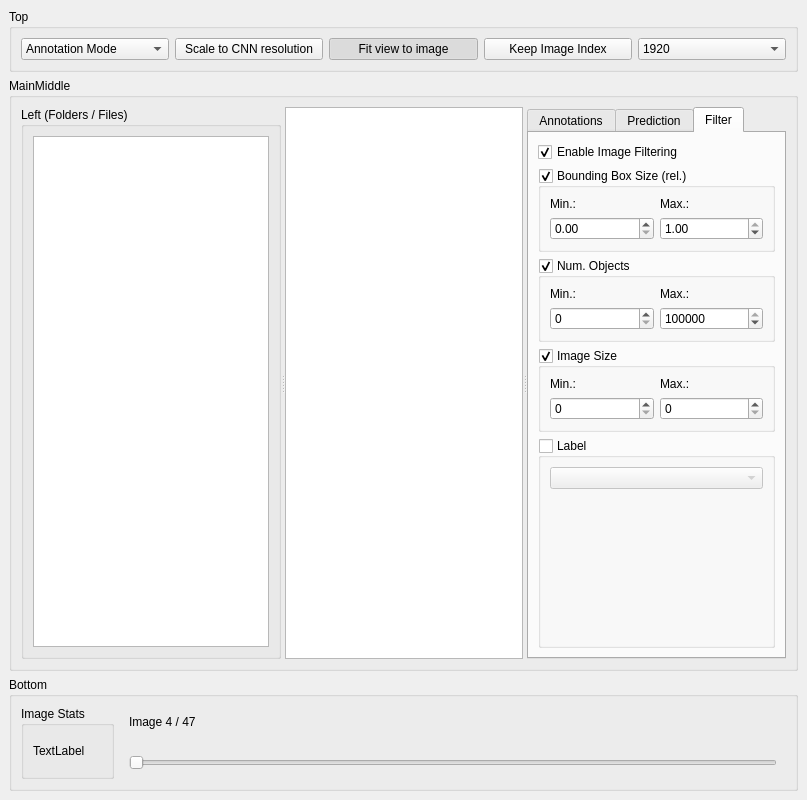
j-kallwies/yolo_annotator, file src/mainwindow.ui: the form before one commit.
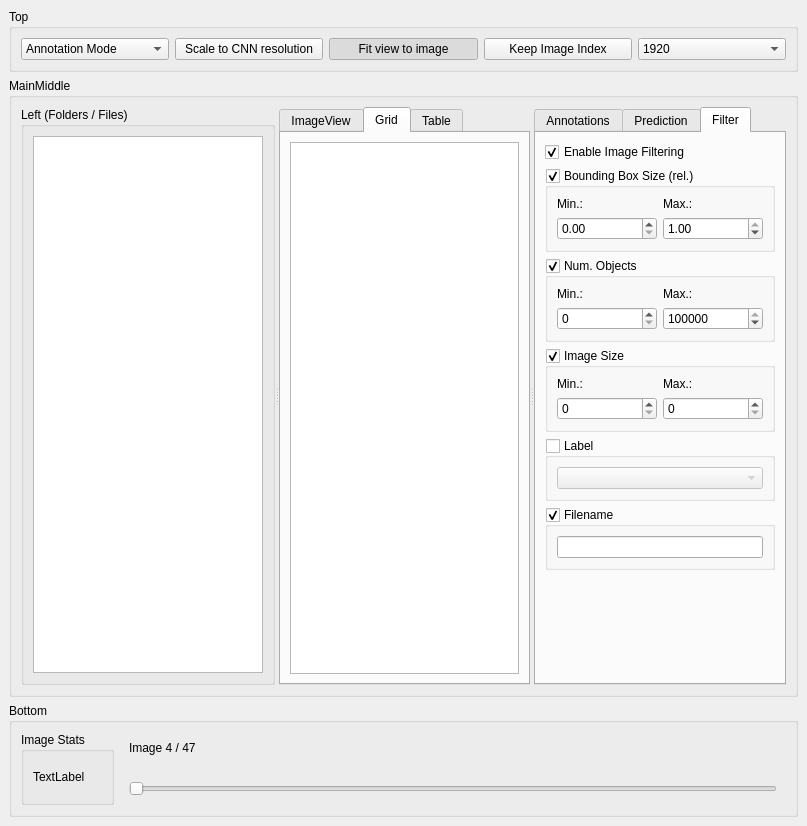
The form after the commit. Custom widgets are drawn as their Qt base class.

Commit message: Rework to a model-view-based approach for loading, filtering and showing images

```diff
--- a/src/mainwindow.ui
+++ b/src/mainwindow.ui
@@ -7,7 +7,7 @@
     <x>0</x>
     <y>0</y>
     <width>807</width>
-    <height>800</height>
+    <height>826</height>
    </rect>
   </property>
   <property name="windowTitle">
@@ -134,7 +134,45 @@
            </item>
           </layout>
          </widget>
+         <widget class="QTabWidget" name="image_view_container">
+          <property name="currentIndex">
+           <number>1</number>
+          </property>
+          <widget class="QWidget" name="tab_3">
+           <attribute name="title">
+            <string>ImageView</string>
+           </attribute>
+           <layout class="QVBoxLayout" name="verticalLayout_7">
+            <item>
          <widget class="ImageView" name="image_view"/>
+            </item>
+           </layout>
+          </widget>
+          <widget class="QWidget" name="tab_4">
+           <attribute name="title">
+            <string>Grid</string>
+           </attribute>
+           <layout class="QVBoxLayout" name="verticalLayout_8">
+            <item>
+             <widget class="QListView" name="image_grid_view">
+              <property name="selectionMode">
+               <enum>QAbstractItemView::ContiguousSelection</enum>
+              </property>
+             </widget>
+            </item>
+           </layout>
+          </widget>
+          <widget class="QWidget" name="tab_5">
+           <attribute name="title">
+            <string>Table</string>
+           </attribute>
+           <layout class="QVBoxLayout" name="verticalLayout_9">
+            <item>
+             <widget class="QTableView" name="images_table_view"/>
+            </item>
+           </layout>
+          </widget>
+         </widget>
          <widget class="QTabWidget" name="tabWidget">
           <property name="currentIndex">
            <number>2</number>
@@ -327,6 +365,24 @@
                <item>
                 <widget class="QComboBox" name="filter_by_label_combobox"/>
                </item>
+              </layout>
+             </widget>
+            </item>
+            <item>
+             <widget class="QGroupBox" name="filter_by_filename">
+              <property name="title">
+               <string>Filename</string>
+              </property>
+              <property name="checkable">
+               <bool>true</bool>
+              </property>
+              <layout class="QVBoxLayout" name="verticalLayout_10">
+               <item>
+                <widget class="QLineEdit" name="filter_by_filename_edit"/>
+               </item>
+              </layout>
+             </widget>
+            </item>
                <item>
                 <spacer name="verticalSpacer">
                  <property name="orientation">
@@ -339,9 +395,6 @@
                   </size>
                  </property>
                 </spacer>
-               </item>
-              </layout>
-             </widget>
             </item>
            </layout>
           </widget>
```
Left out of the diff: 6 changed lines with no effect on the pictures. Lines whose indentation alone changed are shown as unchanged. The commit also changes 7 other files.
